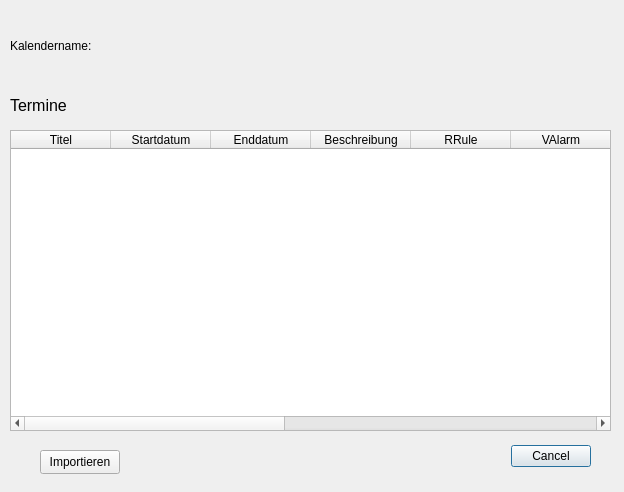
Qt form qt_ical/importwindow.ui (MartenAlan/QT_iCalendar) before a commit.
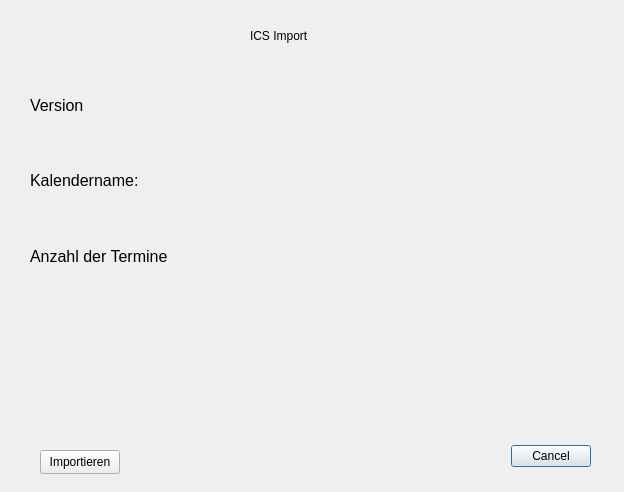
The same form after that commit.

Commit message: Import und No Button funktionieren noch nicht richtig, VAlarm auch nicht. sonst alles gut.

The edit to the form file:
```diff
--- a/qt_ical/importwindow.ui
+++ b/qt_ical/importwindow.ui
@@ -29,118 +29,6 @@
     <set>QDialogButtonBox::Cancel</set>
    </property>
   </widget>
-  <widget class="QLabel" name="label">
-   <property name="geometry">
-    <rect>
-     <x>10</x>
-     <y>90</y>
-     <width>91</width>
-     <height>31</height>
-    </rect>
-   </property>
-   <property name="font">
-    <font>
-     <pointsize>12</pointsize>
-    </font>
-   </property>
-   <property name="text">
-    <string>Termine</string>
-   </property>
-  </widget>
-  <widget class="QWidget" name="horizontalLayoutWidget">
-   <property name="geometry">
-    <rect>
-     <x>10</x>
-     <y>10</y>
-     <width>291</width>
-     <height>71</height>
-    </rect>
-   </property>
-   <layout class="QHBoxLayout" name="horizontalLayout">
-    <item>
-     <widget class="QLabel" name="label_2">
-      <property name="text">
-       <string>Kalendername:</string>
-      </property>
-     </widget>
-    </item>
-    <item>
-     <widget class="QLabel" name="label_prodid">
-      <property name="text">
-       <string/>
-      </property>
-     </widget>
-    </item>
-   </layout>
-  </widget>
-  <widget class="QTableWidget" name="table_events">
-   <property name="geometry">
-    <rect>
-     <x>10</x>
-     <y>130</y>
-     <width>601</width>
-     <height>301</height>
-    </rect>
-   </property>
-   <property name="editTriggers">
-    <set>QAbstractItemView::NoEditTriggers</set>
-   </property>
-   <column>
-    <property name="text">
-     <string>Titel</string>
-    </property>
-   </column>
-   <column>
-    <property name="text">
-     <string>Startdatum</string>
-    </property>
-   </column>
-   <column>
-    <property name="text">
-     <string>Enddatum</string>
-    </property>
-   </column>
-   <column>
-    <property name="text">
-     <string>Beschreibung</string>
-    </property>
-   </column>
-   <column>
-    <property name="text">
-     <string>RRule</string>
-    </property>
-   </column>
-   <column>
-    <property name="text">
-     <string>VAlarm</string>
-    </property>
-   </column>
-   <column>
-    <property name="text">
-     <string>Koordinaten</string>
-    </property>
-   </column>
-   <column>
-    <property name="text">
-     <string>Adresse</string>
-    </property>
-   </column>
-   <column>
-    <property name="text">
-     <string>Priorität</string>
-    </property>
-   </column>
-   <column>
-    <property name="text">
-     <string>Erstellungsdatum</string>
-    </property>
-   </column>
-   <column>
-    <property name="text">
-     <string>Unique Identifier</string>
-    </property>
-   </column>
-  </widget>
   <widget class="QPushButton" name="pushButton_ImportButton">
    <property name="geometry">
     <rect>
@@ -154,6 +42,115 @@
     <string>Importieren</string>
    </property>
   </widget>
+  <widget class="QWidget" name="verticalLayoutWidget">
+   <property name="geometry">
+    <rect>
+     <x>30</x>
+     <y>70</y>
+     <width>271</width>
+     <height>221</height>
+    </rect>
+   </property>
+   <layout class="QVBoxLayout" name="verticalLayout">
+    <item>
+     <layout class="QHBoxLayout" name="horizontalLayout_3">
+      <item>
+       <widget class="QLabel" name="label_4">
+        <property name="font">
+         <font>
+          <pointsize>12</pointsize>
+         </font>
+        </property>
+        <property name="text">
+         <string>Version</string>
+        </property>
+       </widget>
+      </item>
+      <item>
+       <widget class="QLabel" name="label_prodid_2">
+        <property name="font">
+         <font>
+          <pointsize>12</pointsize>
+         </font>
+        </property>
+        <property name="text">
+         <string/>
+        </property>
+       </widget>
+      </item>
+     </layout>
+    </item>
+    <item>
+     <layout class="QHBoxLayout" name="horizontalLayout">
+      <item>
+       <widget class="QLabel" name="label_2">
+        <property name="font">
+         <font>
+          <pointsize>12</pointsize>
+         </font>
+        </property>
+        <property name="text">
+         <string>Kalendername:</string>
+        </property>
+       </widget>
+      </item>
+      <item>
+       <widget class="QLabel" name="label_prodid">
+        <property name="font">
+         <font>
+          <pointsize>12</pointsize>
+         </font>
+        </property>
+        <property name="text">
+         <string/>
+        </property>
+       </widget>
+      </item>
+     </layout>
+    </item>
+    <item>
+     <layout class="QHBoxLayout" name="horizontalLayout_2">
+      <item>
+       <widget class="QLabel" name="label_3">
+        <property name="font">
+         <font>
+          <pointsize>12</pointsize>
+         </font>
+        </property>
+        <property name="text">
+         <string>Anzahl der Termine</string>
+        </property>
+       </widget>
+      </item>
+      <item>
+       <widget class="QLabel" name="label_count">
+        <property name="font">
+         <font>
+          <pointsize>12</pointsize>
+         </font>
+        </property>
+        <property name="text">
+         <string/>
+        </property>
+       </widget>
+      </item>
+     </layout>
+    </item>
+   </layout>
+  </widget>
+  <widget class="QLabel" name="label">
+   <property name="geometry">
+    <rect>
+     <x>250</x>
+     <y>20</y>
+     <width>121</width>
+     <height>31</height>
+    </rect>
+   </property>
+   <property name="text">
+    <string>ICS Import</string>
+   </property>
+  </widget>
  </widget>
  <resources/>
  <connections>
```
The commit also changes 3 other files.
